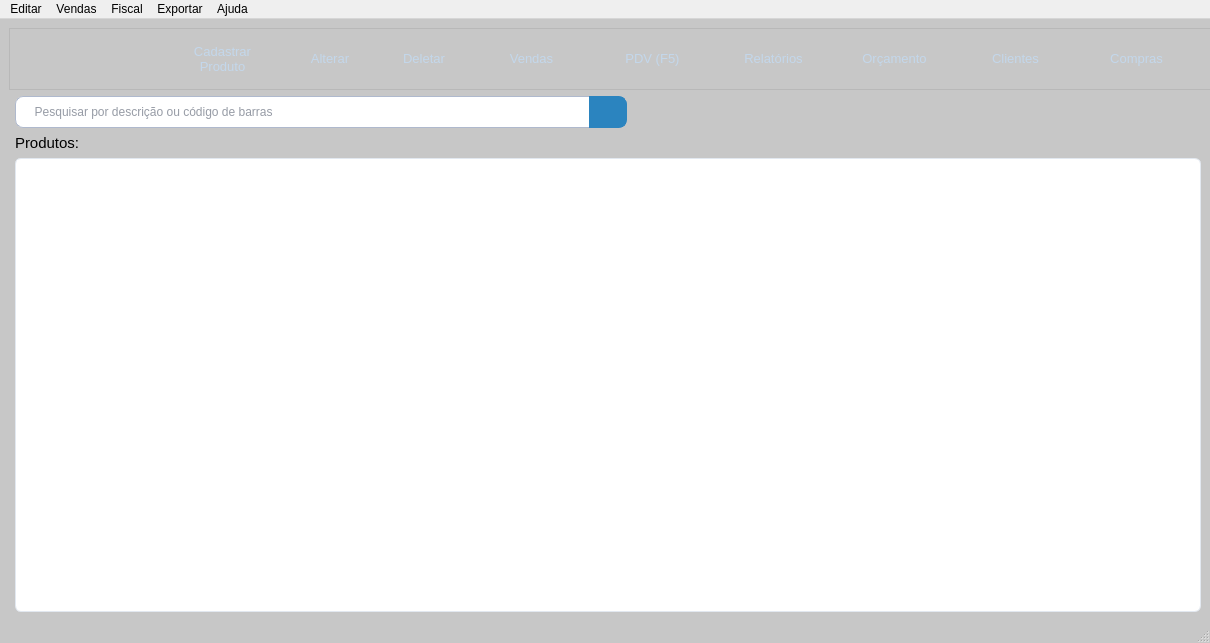
rayansl0302/QEstoqueLoja, file src/mainwindow.ui: the form before one commit.
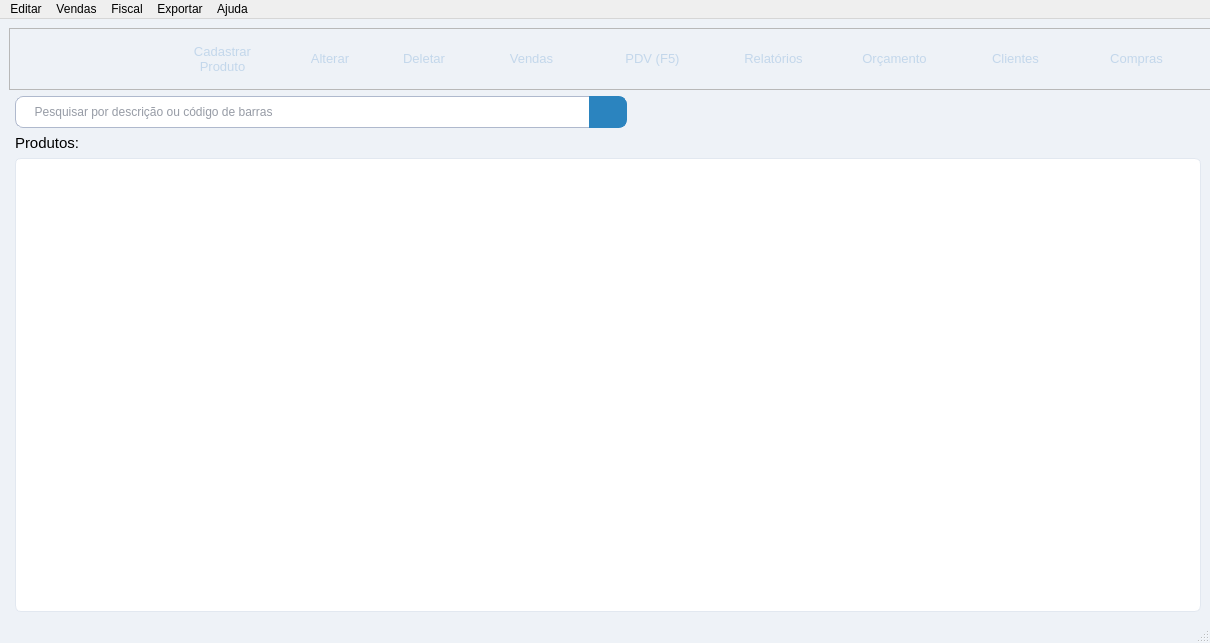
The form after the commit. Icons and pictures are not drawn. Custom widgets are drawn as their Qt base class.

Diff of the .ui file:
```diff
--- a/src/mainwindow.ui
+++ b/src/mainwindow.ui
@@ -40,9 +40,7 @@
   <property name="styleSheet">
    <string notr="true">
 #MainWindow {
-  background-color: rgb(199, 199, 199);
-  background-color: qlineargradient(spread:pad, x1:0, y1:0, x2:1, y2:0,
-    stop:0 rgba(199, 199, 199, 255), stop:1 rgba(170, 170, 170, 255));
+  background-color: #eef2f7;
 }
 QPushButton {
   background-color: rgb(43, 132, 191);
@@ -60,28 +58,32 @@
   border-radius: 10px;
 }
 QGroupBox {
-  background-color: rgb(170, 170, 170);
+  background-color: #e3e9f1;
   font: 700 9pt &quot;Segoe UI&quot;;
   font-size: 15px;
 }
 QTableView {
   background-color: #ffffff;
-  alternate-background-color: #dce9f5;
+  alternate-background-color: #f5f8fc;
   border: 1px solid #e2e8f0;
   border-radius: 6px;
   gridline-color: #e2e8f0;
-  selection-background-color: rgb(43, 132, 191);
-  selection-color: #ffffff;
+  selection-background-color: #d3e8f8;
+  selection-color: #0b2540;
   outline: none;
 }
+QTableView::item { padding: 4px 6px; border: none; }
+QTableView::item:hover { background-color: #eaf3fb; }
+QTableView::item:selected { background-color: #d3e8f8; color: #0b2540; }
+QTableView::item:focus { border: none; outline: none; }
 QHeaderView::section {
-  background-color: #f1f5f9;
-  color: #475569;
-  font: 600 9pt &quot;Ubuntu&quot;;
+  background-color: #eaf0f7;
+  color: #1e3a5f;
+  font-weight: 700;
   border: none;
-  border-bottom: 2px solid #e2e8f0;
+  border-bottom: 2px solid #2b84bf;
   border-right: 1px solid #e2e8f0;
-  padding: 6px 10px;
+  padding: 6px 8px;
 }
 QHeaderView::section:last {
   border-right: none;
@@ -719,7 +721,7 @@
          <bool>false</bool>
         </attribute>
         <attribute name="horizontalHeaderDefaultSectionSize">
-         <number>50</number>
+         <number>105</number>
         </attribute>
         <attribute name="horizontalHeaderStretchLastSection">
          <bool>true</bool>
```
